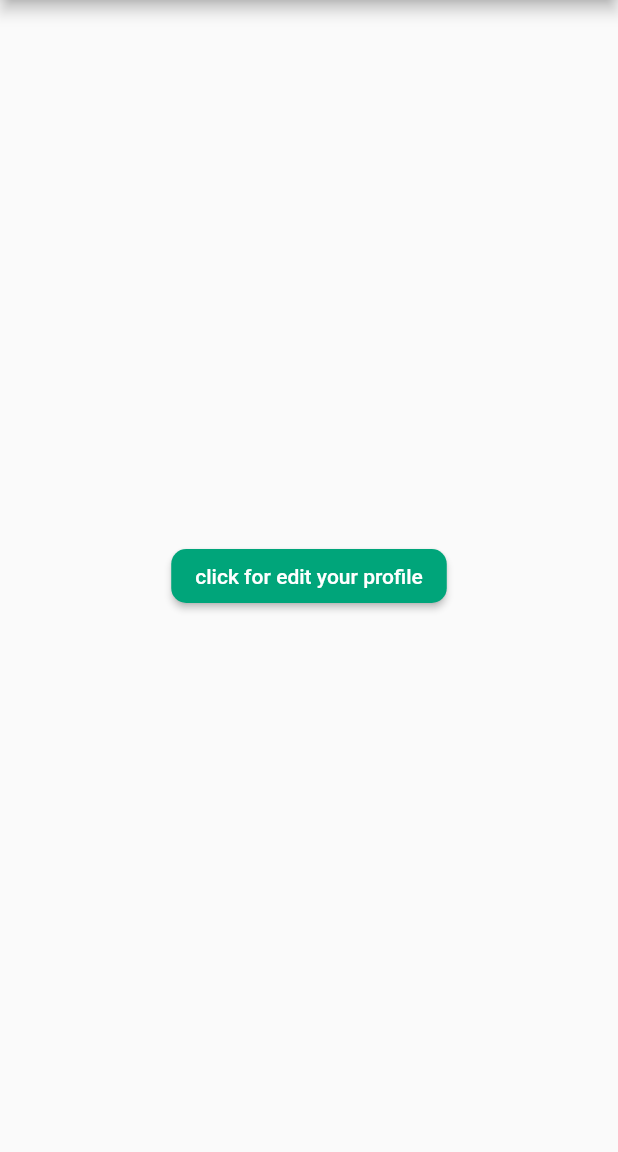
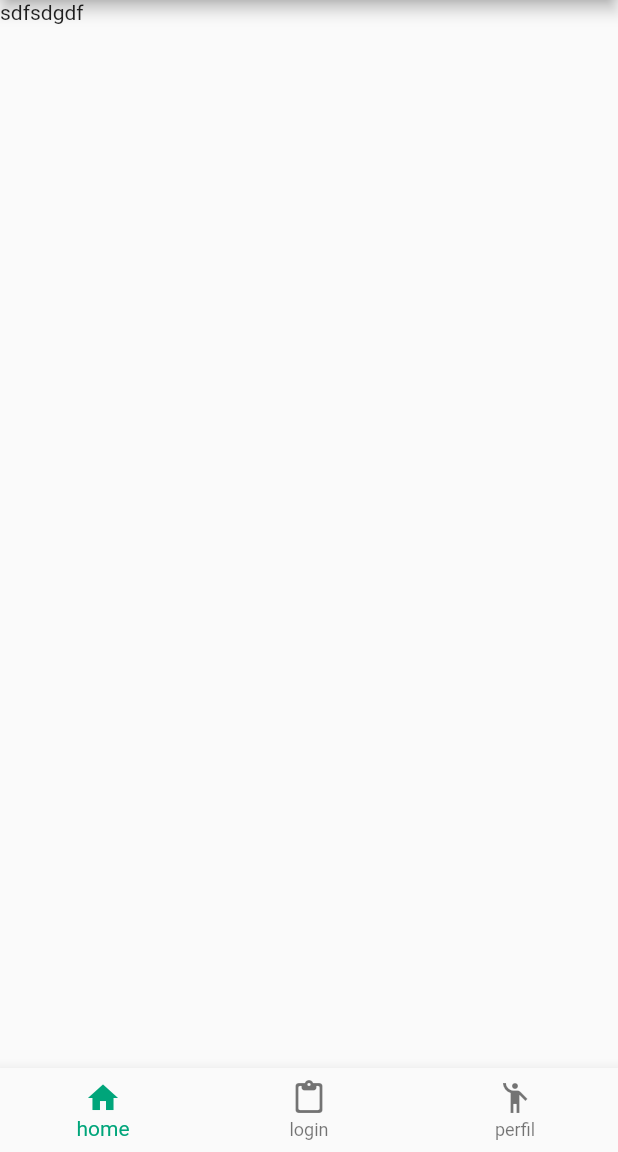
Before and after one commit to kimberllyflorez/new-examplem, a Flutter app: the Home screen opened by its route, on a phone screen of 412 x 824 dp, the part 84-1236 px from its top. Run offline on Flutter 3.47's test engine with Material 2 defaults, Android fonts, the phone set to English and light mode, and no system bars.

Commit message:
include navegator bar

```diff
--- a/lib/home/screens/home.dart
+++ b/lib/home/screens/home.dart
@@ -1,22 +1,66 @@
+import 'package:example_whit_github/login/screens/login.dart';
+import 'package:example_whit_github/profile/screens/profile.dart';
+import 'package:example_whit_github/theme/custom_colors.dart';
 import 'package:flutter/material.dart';
 
-class Home extends StatelessWidget {
+
+class Home extends StatefulWidget {
+
   const Home({Key? key}) : super(key: key);
+
+  @override
+  State<Home> createState() => _HomeState();
+}
+
+class _HomeState extends State<Home> {
+  int _selectIndex = 0;
+
+  static List<Widget> _children = <Widget>[
+    //Home(),
+    Text('sdfsdgdf'),
+    Text('sdfds'),
+
+    Profile(),
+
+  ];
+
+
+  void onTapped(int index) {
+    setState(() {
+      _selectIndex = index;
+    });
+    //pageController.jumpToPage(_children);
+  }
 
   @override
   Widget build(BuildContext context) {
     return Scaffold(
-            appBar: AppBar(
+      appBar: AppBar(
         title: const Text('welcom to home'),
       ),
-      body: Center(
-        child: ElevatedButton(
-            onPressed: ()  {
-              Navigator.pushNamed(context, 'profile');
-            },
-            child: const Text('click for edit your profile',
-              textAlign: TextAlign.center,)
-        )
+      body: Container(
+        child: _children[_selectIndex],
+      ),
+      bottomNavigationBar: BottomNavigationBar(
+          items:
+          <BottomNavigationBarItem>[
+            BottomNavigationBarItem(
+              icon: Icon(Icons.home),
+              label: 'home',
+            ),
+            BottomNavigationBarItem(
+              icon: Icon(Icons.paste_rounded),
+              label: 'login',
+            ),
+            BottomNavigationBarItem(
+              icon: Icon(Icons.emoji_people),
+              label: 'perfil',
+            )
+          ],
+          currentIndex: _selectIndex,
+          selectedItemColor: CustomColors.primaryColor,
+          onTap: onTapped,
+
       ),
     );
   }
--- /dev/null
+++ b/lib/home/screens/home_options.dart
@@ -0,0 +1,14 @@
+import 'package:flutter/animation.dart';
+
+
+
+class
+
+class HomeOptions extends StatelessWidget {
+  const HomeOptions({Key? key}) : super(key: key);
+
+  @override
+  Widget build(BuildContext context) {
+    return Container();
+  }
+}
```
